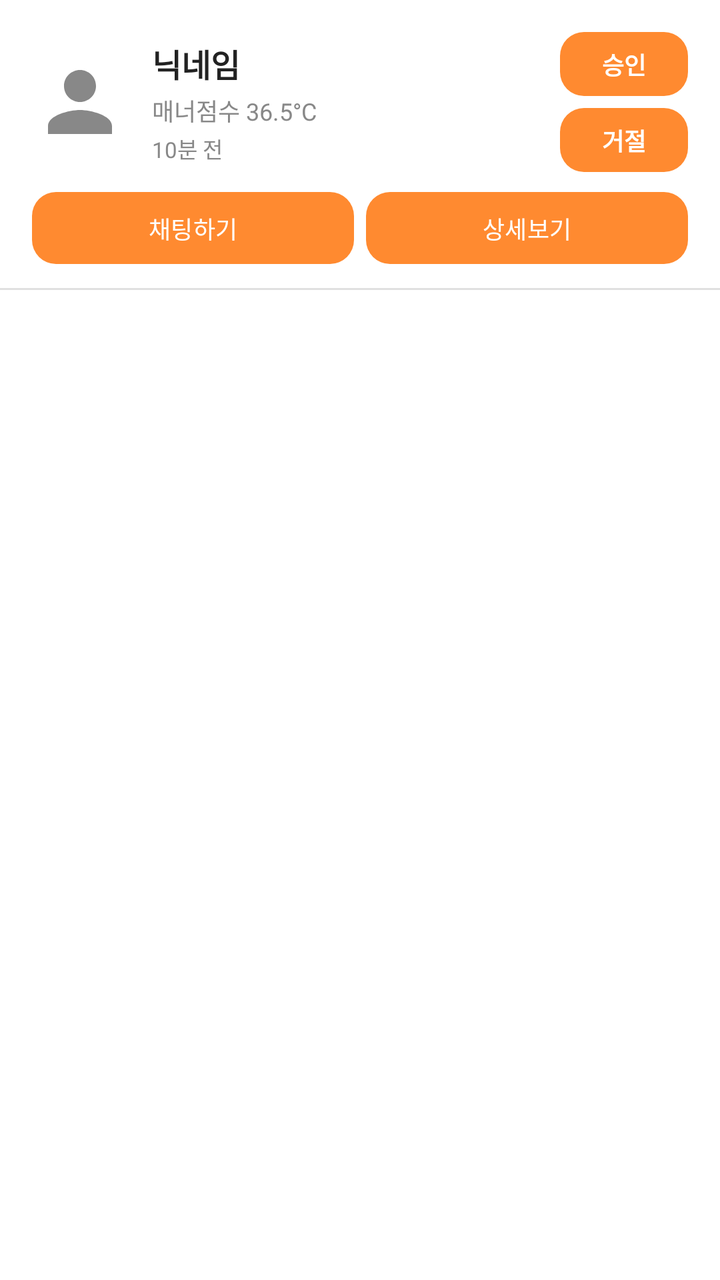
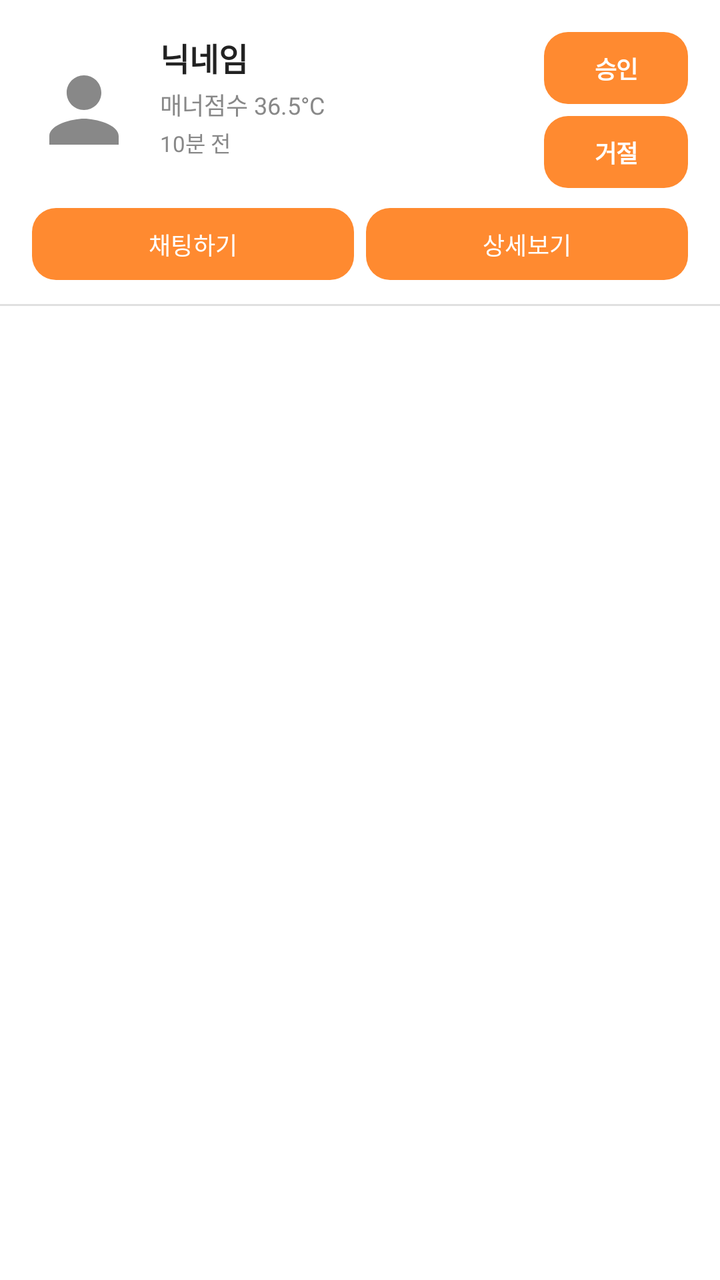

Screens rendered from an Android XML layout before and after an edit, with the pre-edit source and the edit as a unified diff.
<!-- AndroidManifest.xml: application theme Theme.Honbabapp -->
<!-- res/layout/rv_campaign_applicant_item.xml -->
<androidx.constraintlayout.widget.ConstraintLayout
    xmlns:android="http://schemas.android.com/apk/res/android"
    xmlns:app="http://schemas.android.com/apk/res-auto"
    android:layout_width="match_parent"
    android:layout_height="wrap_content"
    android:background="@color/bg_100">

    
    <LinearLayout
        android:id="@+id/layout_action_buttons"
        android:layout_width="wrap_content"
        android:layout_height="wrap_content"
        android:orientation="vertical"
        android:layout_marginEnd="16dp"
        android:layout_marginTop="16dp"
        app:layout_constraintTop_toTopOf="parent"
        app:layout_constraintEnd_toEndOf="parent">

        <Button
            android:id="@+id/btn_approve"
            android:layout_width="64dp"
            android:layout_height="32dp"
            android:minHeight="0dp"
            android:text="승인"
            android:textColor="@color/white"
            android:textSize="12sp"
            android:textStyle="bold"
            android:textAllCaps="false"
            android:includeFontPadding="false"
            android:gravity="center"
            android:paddingHorizontal="0dp"
            android:paddingVertical="0dp"
            android:background="@drawable/button_primary_background"
            android:layout_marginBottom="6dp" />

        <Button
            android:id="@+id/btn_reject"
            android:layout_width="64dp"
            android:layout_height="32dp"
            android:minHeight="0dp"
            android:text="거절"
            android:textColor="@color/white"
            android:textSize="12sp"
            android:textStyle="bold"
            android:textAllCaps="false"
            android:includeFontPadding="false"
            android:gravity="center"
            android:paddingHorizontal="0dp"
            android:paddingVertical="0dp"
            android:background="@drawable/button_primary_background" />

    </LinearLayout>

    
    <ImageView
        android:id="@+id/iv_applicant_avatar"
        android:layout_width="48dp"
        android:layout_height="48dp"
        android:layout_marginStart="16dp"
        android:src="@drawable/ic_profile"
        android:background="@android:color/transparent"
        android:scaleType="centerCrop"
        app:layout_constraintStart_toStartOf="parent"
        app:layout_constraintTop_toTopOf="@id/layout_action_buttons"
        app:layout_constraintBottom_toBottomOf="@id/layout_action_buttons"
        app:layout_constraintEnd_toStartOf="@id/layout_applicant_info" />

    
    <LinearLayout
        android:id="@+id/layout_applicant_info"
        android:layout_width="0dp"
        android:layout_height="wrap_content"
        android:orientation="vertical"
        android:layout_marginStart="12dp"
        android:layout_marginEnd="12dp"
        app:layout_constraintTop_toTopOf="@id/iv_applicant_avatar"
        app:layout_constraintBottom_toBottomOf="@id/iv_applicant_avatar"
        app:layout_constraintStart_toEndOf="@id/iv_applicant_avatar"
        app:layout_constraintEnd_toStartOf="@id/layout_action_buttons">

        <TextView
            android:id="@+id/tv_applicant_nickname"
            android:layout_width="match_parent"
            android:layout_height="wrap_content"
            android:text="닉네임"
            android:textColor="@color/text_100"
            android:textSize="16sp"
            android:textStyle="bold"
            android:maxLines="1"
            android:ellipsize="end"
            android:layout_marginBottom="3dp" />

        <TextView
            android:id="@+id/tv_applicant_manner"
            android:layout_width="match_parent"
            android:layout_height="wrap_content"
            android:text="매너점수 36.5°C"
            android:textColor="@color/text_200"
            android:textSize="12sp"
            android:layout_marginBottom="2dp" />

        <TextView
            android:id="@+id/tv_apply_time"
            android:layout_width="wrap_content"
            android:layout_height="wrap_content"
            android:text="10분 전"
            android:textColor="@color/text_200"
            android:textSize="11sp" />

    </LinearLayout>

    
    <LinearLayout
        android:id="@+id/layout_bottom_buttons"
        android:layout_width="0dp"
        android:layout_height="wrap_content"
        android:orientation="horizontal"
        android:layout_marginStart="16dp"
        android:layout_marginEnd="16dp"
        android:layout_marginTop="10dp"
        app:layout_constraintTop_toBottomOf="@id/layout_action_buttons"
        app:layout_constraintStart_toStartOf="parent"
        app:layout_constraintEnd_toEndOf="parent">

        <Button
            android:id="@+id/btn_chat"
            android:layout_width="0dp"
            android:layout_height="36dp"
            android:layout_weight="1"
            android:minHeight="0dp"
            android:text="채팅하기"
            android:textColor="@color/white"
            android:textSize="12sp"
            android:textAllCaps="false"
            android:includeFontPadding="false"
            android:gravity="center"
            android:paddingVertical="0dp"
            android:background="@drawable/button_primary_background"
            android:layout_marginEnd="6dp" />

        <Button
            android:id="@+id/btn_view_detail"
            android:layout_width="0dp"
            android:layout_height="36dp"
            android:layout_weight="1"
            android:minHeight="0dp"
            android:text="상세보기"
            android:textColor="@color/white"
            android:textSize="12sp"
            android:textAllCaps="false"
            android:includeFontPadding="false"
            android:gravity="center"
            android:paddingVertical="0dp"
            android:background="@drawable/button_primary_background" />

    </LinearLayout>

    
    <Button
        android:id="@+id/btn_write_review"
        android:layout_width="0dp"
        android:layout_height="36dp"
        android:minHeight="0dp"
        android:text="리뷰작성"
        android:textColor="@color/white"
        android:textSize="12sp"
        android:textAllCaps="false"
        android:includeFontPadding="false"
        android:gravity="center"
        android:paddingVertical="0dp"
        android:background="@drawable/button_primary_background"
        android:layout_marginStart="16dp"
        android:layout_marginEnd="16dp"
        android:layout_marginTop="8dp"
        android:visibility="gone"
        app:layout_constraintTop_toBottomOf="@id/layout_bottom_buttons"
        app:layout_constraintStart_toStartOf="parent"
        app:layout_constraintEnd_toEndOf="parent" />

    <View
        android:layout_width="0dp"
        android:layout_height="1dp"
        android:background="@color/border_100"
        android:layout_marginTop="12dp"
        android:layout_marginBottom="16dp"
        app:layout_constraintTop_toBottomOf="@id/btn_write_review"
        app:layout_constraintStart_toStartOf="parent"
        app:layout_constraintEnd_toEndOf="parent" />

</androidx.constraintlayout.widget.ConstraintLayout>
<!-- resources referenced by this layout -->
<resources>
  <color name="bg_100">#FFFFFF</color>
  <color name="border_100">#E0E0E0</color>
  <color name="text_100">#222222</color>
  <color name="text_200">#888888</color>
  <color name="white">#FFFFFFFF</color>
  <!-- drawable button_primary_background (drawable) -->
  <?xml version="1.0" encoding="utf-8"?>
  <shape xmlns:android="http://schemas.android.com/apk/res/android">
      <solid android:color="@color/primary_100" />
      <corners android:radius="12dp" />
  </shape>
  <!-- drawable ic_profile (drawable) -->
  <vector xmlns:android="http://schemas.android.com/apk/res/android"
      android:width="24dp"
      android:height="24dp"
      android:viewportWidth="24"
      android:viewportHeight="24">
      <path
          android:fillColor="@color/text_200"
          android:pathData="M12,12c2.21,0 4,-1.79 4,-4s-1.79,-4 -4,-4 -4,1.79 -4,4 1.79,4 4,4zM12,14c-2.67,0 -8,1.34 -8,4v2h16v-2c0,-2.66 -5.33,-4 -8,-4z"/>
  </vector>
  <style name="Theme.Honbabapp" parent="Base.Theme.Honbabapp">
          <item name="android:windowIsTranslucent">true</item>
      </style>
  <color name="primary_100">#FF8A30</color>
  <style name="Base.Theme.Honbabapp" parent="Theme.Material3.Light.NoActionBar">
          
          <item name="colorPrimary">@color/primary_100</item>
          <item name="colorPrimaryVariant">@color/primary_200</item>
          <item name="colorOnPrimary">@android:color/white</item>
  
          
          <item name="colorSecondary">@color/accent_100</item>
          <item name="colorSecondaryVariant">@color/accent_200</item>
          <item name="colorOnSecondary">@android:color/white</item>
  
          
          <item name="android:colorBackground">@color/bg_100</item>
          <item name="colorSurface">@color/white</item>
          <item name="colorOnSurface">@color/text_100</item>
  
          
          <item name="android:statusBarColor">@android:color/white</item>
          <item name="android:windowLightStatusBar">true</item>
          
      </style>
  <color name="primary_200">#FF6F0F</color>
  <color name="accent_100">#00C7AE</color>
  <color name="accent_200">#2B2B2B</color>
</resources>

<!-- the commit's change to res/layout/rv_campaign_applicant_item.xml (unified diff, before → after) -->
@@ -18,44 +18,40 @@
 
         <Button
             android:id="@+id/btn_approve"
-            android:layout_width="64dp"
-            android:layout_height="32dp"
+            style="@style/Widget.Honbab.Button.Primary"
+            android:layout_width="72dp"
+            android:layout_height="36dp"
+            android:minWidth="0dp"
             android:minHeight="0dp"
             android:text="승인"
-            android:textColor="@color/white"
             android:textSize="12sp"
-            android:textStyle="bold"
             android:textAllCaps="false"
             android:includeFontPadding="false"
             android:gravity="center"
             android:paddingHorizontal="0dp"
-            android:paddingVertical="0dp"
-            android:background="@drawable/button_primary_background"
             android:layout_marginBottom="6dp" />
 
         <Button
             android:id="@+id/btn_reject"
-            android:layout_width="64dp"
-            android:layout_height="32dp"
+            style="@style/Widget.Honbab.Button.Primary"
+            android:layout_width="72dp"
+            android:layout_height="36dp"
+            android:minWidth="0dp"
             android:minHeight="0dp"
             android:text="거절"
-            android:textColor="@color/white"
             android:textSize="12sp"
-            android:textStyle="bold"
             android:textAllCaps="false"
             android:includeFontPadding="false"
             android:gravity="center"
-            android:paddingHorizontal="0dp"
-            android:paddingVertical="0dp"
-            android:background="@drawable/button_primary_background" />
+            android:paddingHorizontal="0dp" />
 
     </LinearLayout>
 
     
     <ImageView
         android:id="@+id/iv_applicant_avatar"
-        android:layout_width="48dp"
-        android:layout_height="48dp"
+        android:layout_width="52dp"
+        android:layout_height="52dp"
         android:layout_marginStart="16dp"
         android:src="@drawable/ic_profile"
         android:background="@android:color/transparent"
@@ -69,7 +65,7 @@
     <LinearLayout
         android:id="@+id/layout_applicant_info"
         android:layout_width="0dp"
-        android:layout_height="wrap_content"
+        android:layout_height="76dp"
         android:orientation="vertical"
         android:layout_marginStart="12dp"
         android:layout_marginEnd="12dp"
<!-- resource entries referenced after the edit -->
@@ -21,10 +21,24 @@
           android:fillColor="@color/text_200"
           android:pathData="M12,12c2.21,0 4,-1.79 4,-4s-1.79,-4 -4,-4 -4,1.79 -4,4 1.79,4 4,4zM12,14c-2.67,0 -8,1.34 -8,4v2h16v-2c0,-2.66 -5.33,-4 -8,-4z"/>
   </vector>
+  <style name="Widget.Honbab.Button.Primary" parent="Widget.Honbab.Button">
+          <item name="android:textColor">@color/white</item>
+          <item name="backgroundTint">@color/primary_button_bg</item>
+      </style>
   <style name="Theme.Honbabapp" parent="Base.Theme.Honbabapp">
           <item name="android:windowIsTranslucent">true</item>
       </style>
   <color name="primary_100">#FF8A30</color>
+  <style name="Widget.Honbab.Button" parent="Widget.Material3.Button">
+          <item name="android:layout_height">50dp</item>
+          <item name="android:textSize">16sp</item>
+          <item name="android:textStyle">bold</item>
+          <item name="android:letterSpacing">-0.02</item>
+          <item name="cornerRadius">12dp</item>
+          <item name="elevation">0dp</item>
+          <item name="android:insetTop">0dp</item>
+          <item name="android:insetBottom">0dp</item>
+      </style>
   <style name="Base.Theme.Honbabapp" parent="Theme.Material3.Light.NoActionBar">
           
           <item name="colorPrimary">@color/primary_100</item>
